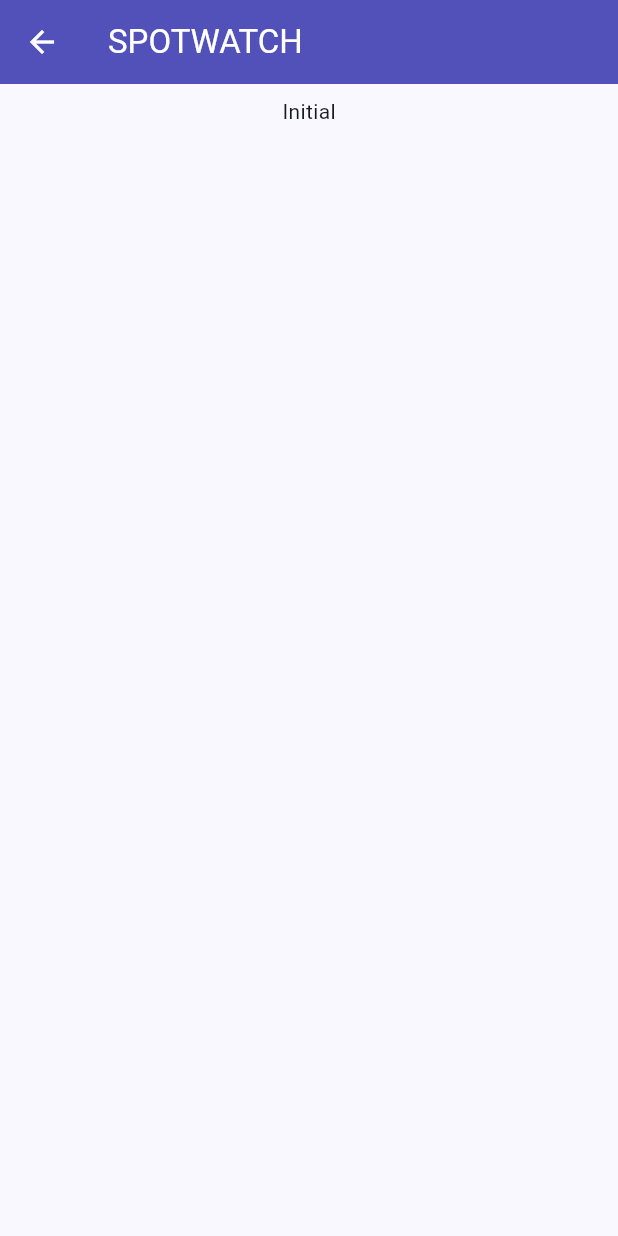
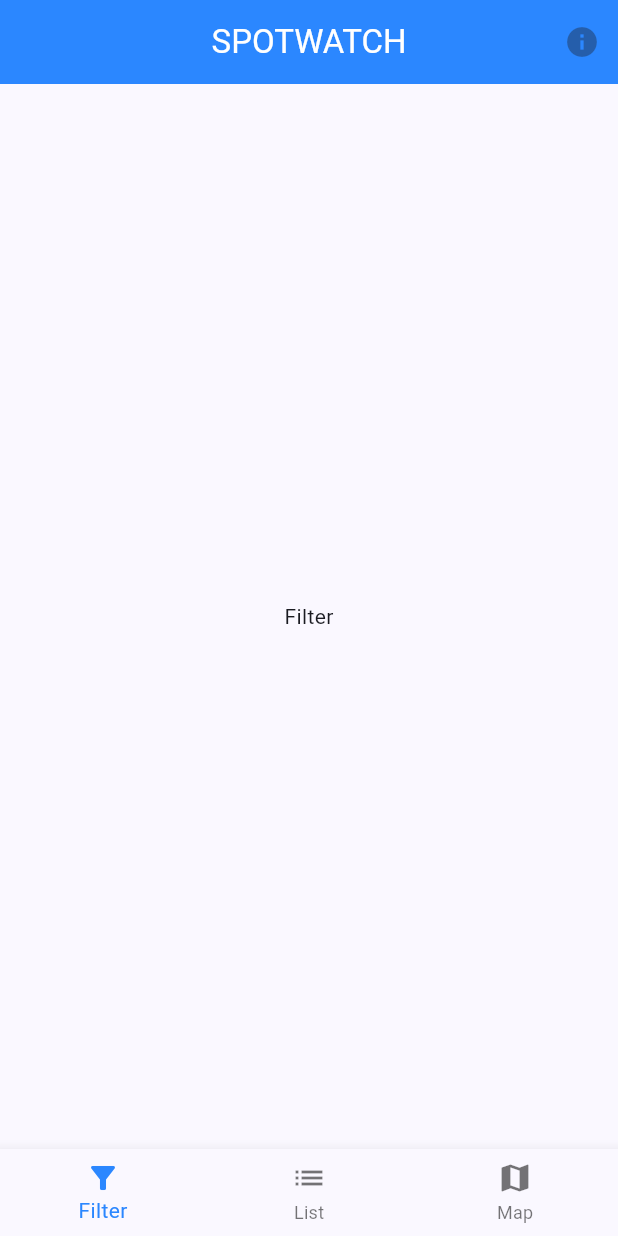
Before and after one commit to N1BRI/spotwatch, a Flutter app: the App screen opened by its route, on a phone screen of 412 x 824 dp. Run offline on Flutter 3.47's test engine with Material 3 defaults, Android fonts, the light colour scheme and no system bars; our stand-ins replace bloc, equatable, flutter_bloc, formz; missing offline and left inert: circular_buffer.

Commit message:
basic nav kinda working

```diff
--- a/lib/data/reverse_beacon/reverse_beacon_feed.dart
+++ b/lib/data/reverse_beacon/reverse_beacon_feed.dart
@@ -5,7 +5,7 @@
 import 'package:spotwatch/models/spot.dart';
 
 class ReverseBeaconFeed {
-  CircularBuffer<Spot> beaconSpots = CircularBuffer<Spot>(8);
+  CircularBuffer<Spot> beaconSpots = CircularBuffer<Spot>(10);
   Socket? socket;
   StreamSubscription<Spot>? subscription;
   StreamController<Spot> controller = StreamController();
--- a/lib/ui/screens/app.dart
+++ b/lib/ui/screens/app.dart
@@ -1,17 +1,74 @@
 import 'package:flutter/material.dart';
+import 'package:flutter_bloc/flutter_bloc.dart';
+import 'package:spotwatch/data/reverse_beacon/bloc/reverse_beacon_bloc.dart';
 import 'package:spotwatch/data/reverse_beacon/reverse_beacon_livefeed.dart';
+import 'package:spotwatch/ui/screens/widgets/filter_screen.dart';
+import 'package:spotwatch/ui/screens/widgets/spots_map_screen.dart';
 
-class App extends StatelessWidget {
+class App extends StatefulWidget {
   const App({Key? key}) : super(key: key);
+
+  @override
+  State<App> createState() => _AppState();
+}
+
+class _AppState extends State<App> {
+  int _selectedIndex = 0;
+  bool _isVisible = false;
+  static const List<Widget> _navOptions = <Widget>[
+    FilterScreen(),
+    ReverseBeaconLivefeed(),
+    SpotsMapScreen()
+  ];
   @override
   Widget build(BuildContext context) {
     return Scaffold(
       appBar: AppBar(
-        backgroundColor: const Color.fromARGB(255, 82, 80, 185),
+        actions: const [IconButton(onPressed: null, icon: Icon(Icons.info))],
+        automaticallyImplyLeading: false,
+        backgroundColor: const Color.fromARGB(255, 43, 135, 255),
         foregroundColor: Colors.white,
-        title: const Text('SPOTWATCH'),
+        centerTitle: true,
+        title: const Text(
+          'SPOTWATCH',
+          textAlign: TextAlign.justify,
+        ),
       ),
-      body: const ReverseBeaconLivefeed(),
+      body: _navOptions.elementAt(_selectedIndex),
+      floatingActionButton: Visibility(
+        visible: _isVisible,
+          child: const FloatingActionButton(
+        onPressed: null,
+        child: Icon(Icons.pause),
+      )),
+      bottomNavigationBar: BottomNavigationBar(
+        items: const <BottomNavigationBarItem>[
+          BottomNavigationBarItem(
+            icon: Icon(Icons.filter_alt),
+            label: 'Filter',
+          ),
+          BottomNavigationBarItem(
+            icon: Icon(Icons.list),
+            label: 'List',
+          ),
+          BottomNavigationBarItem(
+            icon: Icon(Icons.map),
+            label: 'Map',
+          ),
+        ],
+        currentIndex: _selectedIndex,
+        selectedItemColor: const Color.fromARGB(255, 43, 135, 255),
+        onTap: _onItemTapped,
+      ),
     );
   }
+
+  void _onItemTapped(int index) {
+    setState(() {
+      _selectedIndex = index;
+      _isVisible = index > 0;
+      BlocProvider.of<ReverseBeaconBloc>(context)
+          .add(const ReverseBeaconWaiting());
+    });
+  }
 }
--- /dev/null
+++ b/lib/ui/screens/widgets/filter_screen.dart
@@ -0,0 +1,10 @@
+import 'package:flutter/material.dart';
+
+class FilterScreen extends StatelessWidget {
+const FilterScreen({ Key? key }) : super(key: key);
+
+  @override
+  Widget build(BuildContext context){
+    return const Center(child: Text('Filter'));
+  }
+}
--- /dev/null
+++ b/lib/ui/screens/widgets/spots_list_screen.dart
@@ -0,0 +1,10 @@
+import 'package:flutter/material.dart';
+
+class SpotsListScreen extends StatelessWidget {
+const SpotsListScreen({ Key? key }) : super(key: key);
+
+  @override
+  Widget build(BuildContext context){
+    return const Center(child: Text('Spots List'));
+  }
+}
```
Also changed, not shown: lib/data/reverse_beacon/reverse_beacon_livefeed.dart (+15 -9 lines), lib/ui/screens/login.dart (+15 -9 lines), lib/ui/screens/widgets/filter.dart (deleted, +0 -10 lines), lib/ui/screens/widgets/spots_list.dart (deleted, +0 -10 lines), lib/ui/screens/widgets/spots_map.dart (deleted, +0 -10 lines), lib/ui/screens/widgets/spots_map_screen.dart (added, +10 -0 lines).
